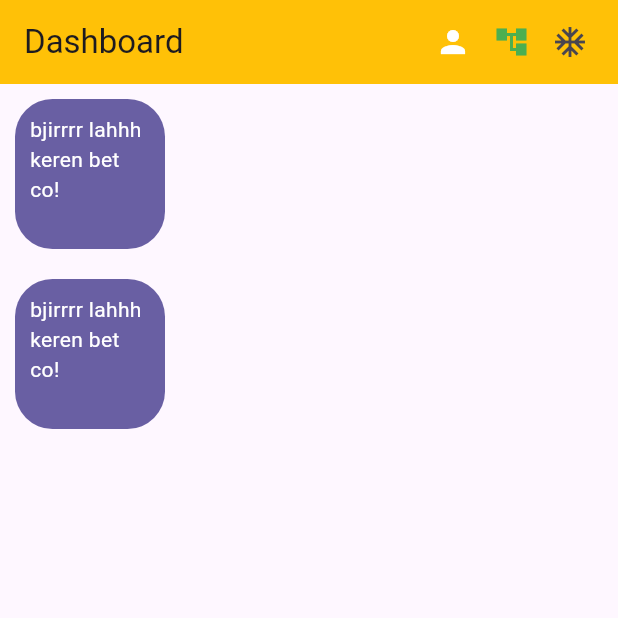
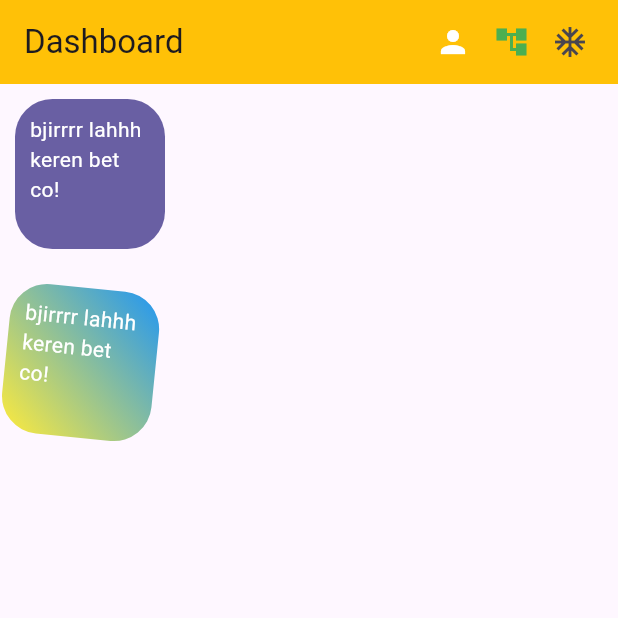
Before and after one commit to dwiilhammaulana/perulangan_container, a Flutter app: the screen it shows after launch, on a phone screen of 412 x 824 dp, the top half of it. Run offline on Flutter 3.47's test engine with Material 3 defaults, Android fonts, the phone set to English and light mode, and no system bars.

Commit message:
miring miiring

```diff
--- a/lib/main.dart
+++ b/lib/main.dart
@@ -57,9 +57,14 @@
         margin: EdgeInsets.all(10),
         padding: EdgeInsets.all(10),
       decoration: BoxDecoration(
-        color: const Color.fromARGB(255, 105, 95, 163),
+        gradient: LinearGradient(
+          begin: Alignment.topRight,
+          end: Alignment.bottomLeft,
+          colors: [Colors.blue, Colors.yellow],
+        ),
         borderRadius: BorderRadius.circular(25),
       ),
+        transform: Matrix4.rotationZ(0.1),
         child: Text("bjirrrr lahhh keren bet co!",style: TextStyle(color: Colors.white),),
 
       ),
```
